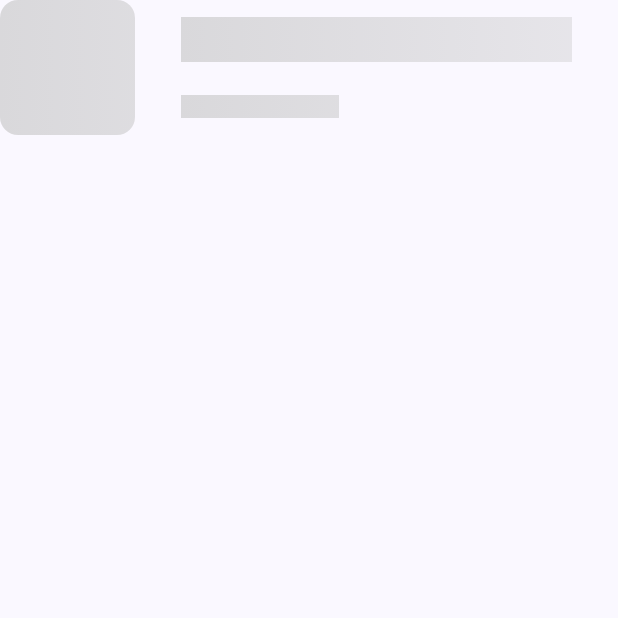
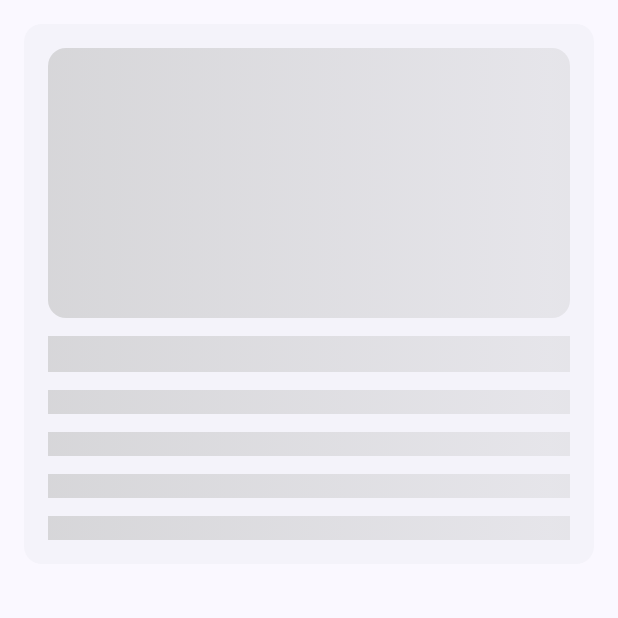
Before and after one commit to Krtonia/BuzzToday, an Android app built with Jetpack Compose: the composable CardShimmerEffect shown on its own in the app's theme, on a phone screen of 412 x 824 dp, the top half of it. Run offline under Robolectric (Android 15) with nearby library versions, the phone set to English and light mode, and no system bars; our stand-ins replace Shimmer.

Commit message:
Finish Search bar and switch to Card layout
Signed-off-by: Shikhar <Krtonia@gmail.com>

```diff
--- a/app/src/main/java/com/example/buzztoday/data/remote/NewsApi.kt
+++ b/app/src/main/java/com/example/buzztoday/data/remote/NewsApi.kt
@@ -6,15 +6,15 @@ import retrofit2.http.GET
 import retrofit2.http.Query
 
 interface NewsApi {
-    @GET("top-headlines")
+    @GET("everything")
     suspend fun getNews(
         @Query("page") page: Int,
         @Query("sources") sources: String,
         @Query("apikey") apiKey: String = API_KEY,
-        searchQuery: String
+
     ): NewsResponse
 
-    @GET("top-headlines")
+    @GET("everything")
     suspend fun Searches(
         @Query("q") searchQuery: String,
         @Query("page") page: Int,
--- a/app/src/main/java/com/example/buzztoday/data/remote/PagingSource.kt
+++ b/app/src/main/java/com/example/buzztoday/data/remote/PagingSource.kt
@@ -22,7 +22,6 @@ class PagingSource(private val newsApi: NewsApi, private val sources: String) :
             val newsResponse = newsApi.getNews(
                 page = page,
                 sources = sources,
-                searchQuery = searchQuery
             )
             totalNewsCount+=newsResponse.articles.size
             val articles = newsResponse.articles.distinctBy { it.title }
--- a/app/src/main/java/com/example/buzztoday/presentation/common/Shimmer.kt
+++ b/app/src/main/java/com/example/buzztoday/presentation/common/Shimmer.kt
@@ -13,7 +13,10 @@ import androidx.compose.foundation.layout.fillMaxWidth
 import androidx.compose.foundation.layout.height
 import androidx.compose.foundation.layout.padding
 import androidx.compose.foundation.layout.size
+import androidx.compose.foundation.layout.width
+import androidx.compose.material3.ElevatedCard
 import androidx.compose.material3.MaterialTheme
+import androidx.compose.material3.Surface
 import androidx.compose.runtime.Composable
 import androidx.compose.ui.Alignment
 import androidx.compose.ui.res.colorResource
@@ -23,6 +26,7 @@ import androidx.compose.ui.composed
 import androidx.compose.ui.draw.clip
 import androidx.compose.ui.draw.drawWithCache
 import androidx.compose.ui.graphics.Brush
+import androidx.compose.ui.tooling.preview.Preview
 import androidx.compose.ui.unit.dp
 
 fun Modifier.shimmer(): Modifier = composed {
@@ -58,39 +62,52 @@ fun Modifier.shimmer(): Modifier = composed {
 
 @Composable
 fun CardShimmerEffect(modifier: Modifier = Modifier) {
-    Row(
+    ElevatedCard(
         modifier = modifier
+            .fillMaxWidth()
+            .padding(16.dp)
     ) {
-        Box(
-            modifier = Modifier
-                .size(90.dp)
-                .clip(MaterialTheme.shapes.medium)
-                .shimmer()
-        )
         Column(
-            verticalArrangement = Arrangement.SpaceAround,
-            modifier = Modifier
-                .padding(horizontal = 5.dp)
-                .height(90.dp)
+            modifier = Modifier.padding(16.dp),
+            verticalArrangement = Arrangement.spacedBy(12.dp)
         ) {
             Box(
                 modifier = Modifier
-                    .fillMaxWidth()
-                    .height(30.dp)
-                    .padding(horizontal = 25.dp)
+                    .fillMaxWidth().height(180.dp)
+                    .align(Alignment.CenterHorizontally)
+                    .clip(MaterialTheme.shapes.medium)
                     .shimmer()
             )
+            Box(
+                modifier = Modifier
+                    .fillMaxWidth()
+                    .height(24.dp)
+                    .shimmer()
+            )
+            repeat(3) {
+                Box(
+                    modifier = Modifier
+                        .fillMaxWidth()
+                        .height(16.dp)
+                        .shimmer()
+                )
+            }
             Row(
-                verticalAlignment = Alignment.CenterVertically
+                modifier = Modifier.fillMaxWidth(),
+                horizontalArrangement = Arrangement.SpaceBetween
             ) {
                 Box(
                     modifier = Modifier
-                        .fillMaxWidth(0.5f)
-                        .padding(horizontal = 25.dp)
-                        .height(15.dp)
+                        .fillMaxWidth(1f)
+                        .height(16.dp)
                         .shimmer()
                 )
-
+                Box(
+                    modifier = Modifier
+                        .fillMaxWidth(1f)
+                        .height(16.dp)
+                        .shimmer()
+                )
             }
         }
     }
--- a/app/src/main/java/com/example/buzztoday/presentation/home/Home.kt
+++ b/app/src/main/java/com/example/buzztoday/presentation/home/Home.kt
@@ -11,7 +11,7 @@ import javax.inject.Inject
 class Home @Inject constructor(private val newsCases: NewsCases) : ViewModel() {
 
     val news =
-        newsCases.news(sources = listOf("BBC-News", "The New York Times", ""))
+        newsCases.news(sources = listOf("BBC-News", "The New York Times", "CNN"))
             .cachedIn(viewModelScope)
 
 }
--- a/app/src/main/java/com/example/buzztoday/presentation/state/ViewModel.kt
+++ b/app/src/main/java/com/example/buzztoday/presentation/state/ViewModel.kt
@@ -31,7 +31,7 @@ class ViewModel @Inject constructor(private var newsCases: NewsCases): ViewModel
     private fun searchNews() {
         val articles = newsCases.search(
             searchQuery = _state.value.searchQuery,
-            sources = listOf("bbc-news", "abc-news", "al-jazeera-english")
+            sources = listOf("BBC-News", "The New York Times", "CNN")
         ).cachedIn(viewModelScope)
         _state.value = _state.value.copy(articles = articles)
     }
```
Also changed, not shown: app/src/main/java/com/example/buzztoday/data/remote/Source.kt (+13 -8 lines), app/src/main/java/com/example/buzztoday/presentation/common/Card.kt (+17 -3 lines), app/src/main/java/com/example/buzztoday/presentation/navgraph/NavGraph.kt (+7 -3 lines), app/src/main/java/com/example/buzztoday/presentation/state/Screen.kt (added, +70 -0 lines).
